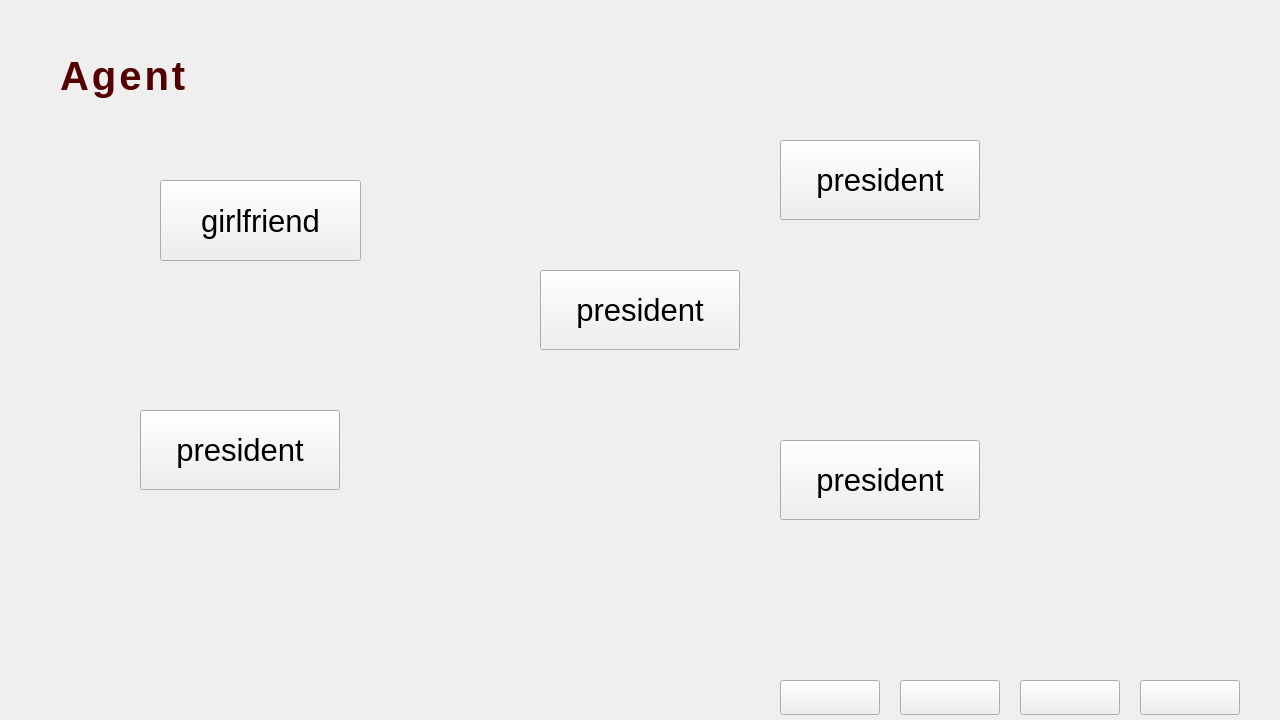
The window that Game/UI_resource/Agent_choose.ui (ElectricMs/CampusTales) describes before a commit, drawn with Qt 5.
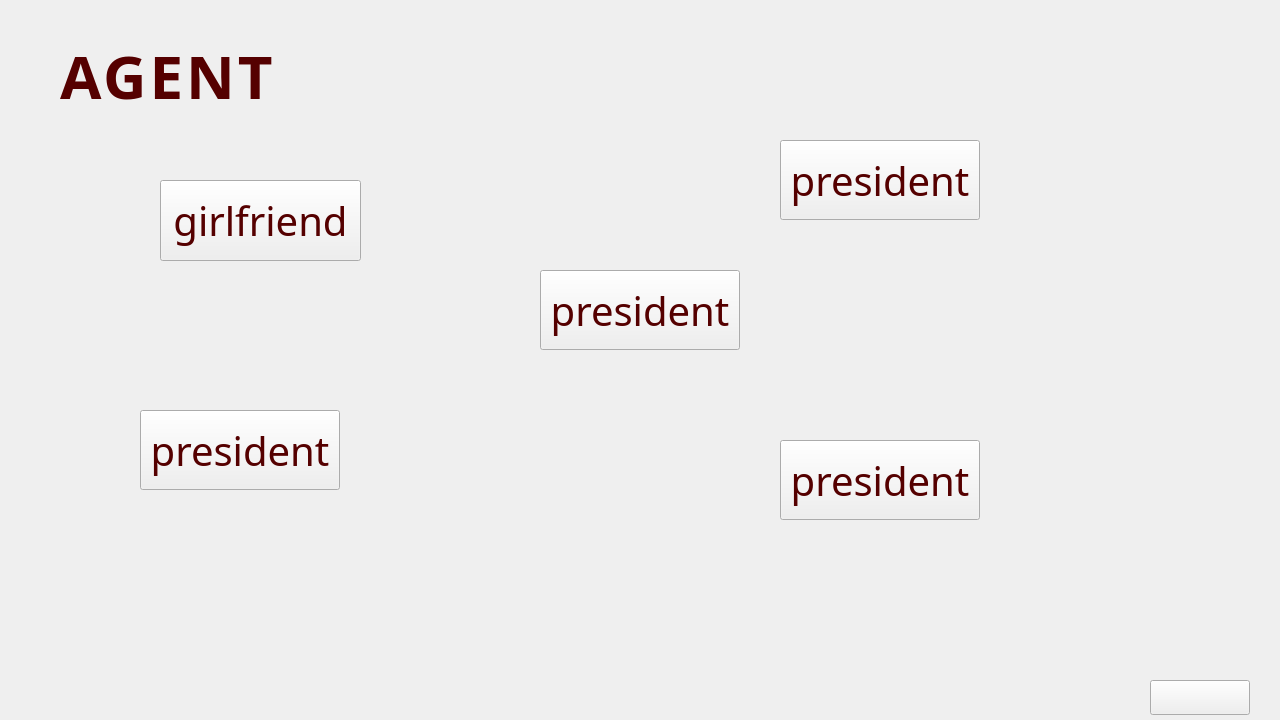
The same window after the commit. Icons and pictures are not drawn.

The edit to the form file:
```diff
--- a/Game/UI_resource/Agent_choose.ui
+++ b/Game/UI_resource/Agent_choose.ui
@@ -28,12 +28,14 @@
     </property>
     <property name="font">
      <font>
-      <pointsize>23</pointsize>
+      <family>站酷小薇LOGO体</family>
+      <pointsize>30</pointsize>
      </font>
     </property>
     <property name="styleSheet">
      <string notr="true">#pushButton{
 border-image: url(:/image/resource/Agent/对话标签2.jpg);
+color: rgb(85, 0, 0);
  }</string>
     </property>
     <property name="text">
@@ -45,13 +47,14 @@
      <rect>
       <x>60</x>
       <y>40</y>
-      <width>141</width>
+      <width>231</width>
       <height>71</height>
      </rect>
     </property>
     <property name="font">
      <font>
-      <pointsize>30</pointsize>
+      <family>站酷小薇LOGO体</family>
+      <pointsize>45</pointsize>
       <bold>true</bold>
      </font>
     </property>
@@ -60,7 +63,7 @@
 #label{letter-spacing:3px;}</string>
     </property>
     <property name="text">
-     <string>Agent</string>
+     <string>AGENT</string>
     </property>
    </widget>
    <widget class="QPushButton" name="pushButton_2">
@@ -74,11 +77,14 @@
     </property>
     <property name="font">
      <font>
-      <pointsize>23</pointsize>
+      <family>站酷小薇LOGO体</family>
+      <pointsize>30</pointsize>
      </font>
     </property>
     <property name="styleSheet">
-     <string notr="true">border-image: url(:/image/resource/Agent/对话标签2.jpg);</string>
+     <string notr="true">#pushButton_2{
+border-image: url(:/image/resource/Agent/对话标签2.jpg);
+color: rgb(85, 0, 0);}</string>
     </property>
     <property name="text">
      <string>president</string>
@@ -95,11 +101,15 @@
     </property>
     <property name="font">
      <font>
-      <pointsize>23</pointsize>
+      <family>站酷小薇LOGO体</family>
+      <pointsize>30</pointsize>
      </font>
     </property>
     <property name="styleSheet">
-     <string notr="true">border-image: url(:/image/resource/Agent/对话标签2.jpg);</string>
+     <string notr="true">#pushButton_3{
+border-image: url(:/image/resource/Agent/对话标签2.jpg);
+color: rgb(85, 0, 0);}
+</string>
     </property>
     <property name="text">
      <string>president</string>
@@ -116,11 +126,15 @@
     </property>
     <property name="font">
      <font>
-      <pointsize>23</pointsize>
+      <family>站酷小薇LOGO体</family>
+      <pointsize>30</pointsize>
      </font>
     </property>
     <property name="styleSheet">
-     <string notr="true">border-image: url(:/image/resource/Agent/对话标签2.jpg);</string>
+     <string notr="true">#pushButton_4{
+border-image: url(:/image/resource/Agent/对话标签2.jpg);
+color: rgb(85, 0, 0);}
+</string>
     </property>
     <property name="text">
      <string>president</string>
@@ -137,11 +151,14 @@
     </property>
     <property name="font">
      <font>
-      <pointsize>23</pointsize>
+      <family>站酷小薇LOGO体</family>
+      <pointsize>30</pointsize>
      </font>
     </property>
     <property name="styleSheet">
-     <string notr="true">border-image: url(:/image/resource/Agent/对话标签2.jpg);</string>
+     <string notr="true">#pushButton_5{
+border-image: url(:/image/resource/Agent/对话标签2.jpg);
+color: rgb(85, 0, 0);}</string>
     </property>
     <property name="text">
      <string>president</string>
@@ -150,7 +167,7 @@
    <widget class="QPushButton" name="pushButton_6">
     <property name="geometry">
      <rect>
-      <x>900</x>
+      <x>1150</x>
       <y>680</y>
       <width>100</width>
       <height>35</height>
@@ -165,61 +182,6 @@
      <string/>
     </property>
    </widget>
-   <widget class="QPushButton" name="pushButton_7">
-    <property name="geometry">
-     <rect>
-      <x>1140</x>
-      <y>680</y>
-      <width>100</width>
-      <height>35</height>
-     </rect>
-    </property>
-    <property name="styleSheet">
-     <string notr="true">#pushButton_7{border-image:url(:/image/resource/Agent/screen.png);}
-#pushButton_7:hover{
-	border-image: url(:/image/resource/Agent/screen2.png);}</string>
-    </property>
-    <property name="text">
-     <string/>
-    </property>
-   </widget>
-   <widget class="QPushButton" name="pushButton_8">
-    <property name="geometry">
-     <rect>
-      <x>780</x>
-      <y>680</y>
-      <width>100</width>
-      <height>35</height>
-     </rect>
-    </property>
-    <property name="styleSheet">
-     <string notr="true">#pushButton_8{border-image: url(:/image/resource/Agent/qsave.png);}
-#pushButton_8:hover{border-image: url(:/image/resource/Agent/qsave2.png);}
-</string>
-    </property>
-    <property name="text">
-     <string/>
-    </property>
-   </widget>
-   <widget class="QPushButton" name="pushButton_9">
-    <property name="geometry">
-     <rect>
-      <x>1020</x>
-      <y>680</y>
-      <width>100</width>
-      <height>35</height>
-     </rect>
-    </property>
-    <property name="styleSheet">
-     <string notr="true">#pushButton_9{
-	border-image: url(:/image/resource/Agent/title.png);}
-#pushButton_9:hover{
-	border-image: url(:/image/resource/Agent/title2.png);}</string>
-    </property>
-    <property name="text">
-     <string/>
-    </property>
-   </widget>
   </widget>
  </widget>
  <resources>
```
Left out of the diff: 6 changed lines with no effect on the pictures.
